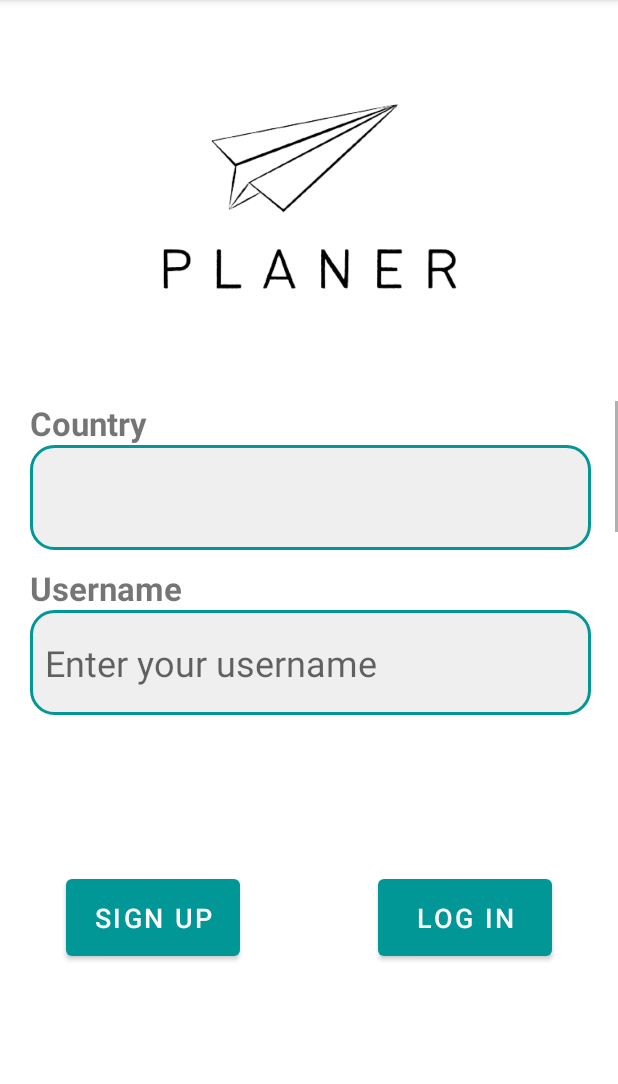
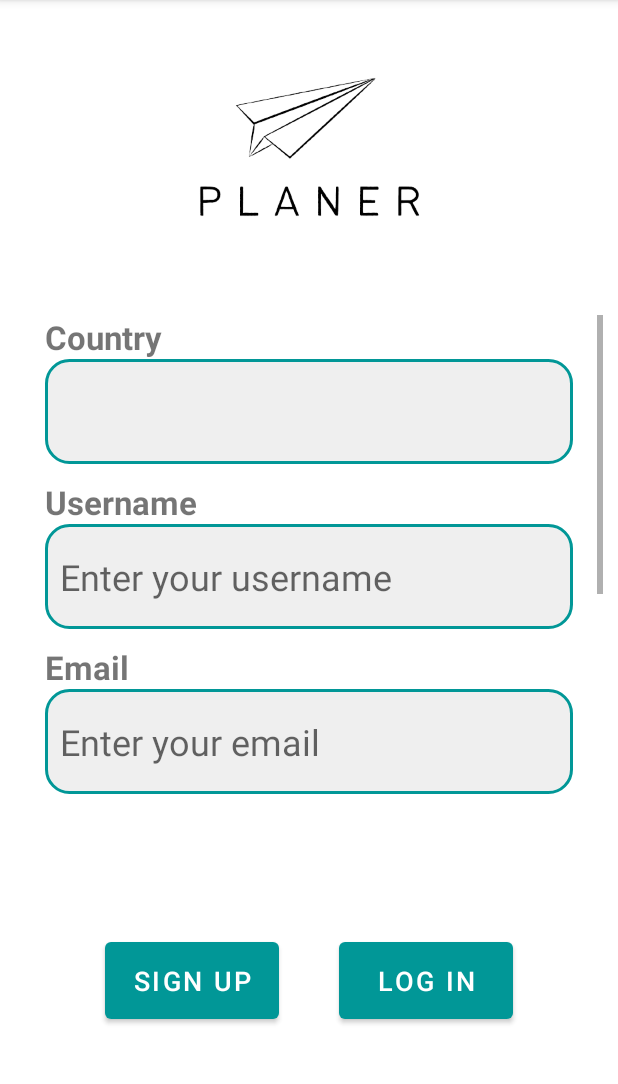
Before and after one commit to sehyun-kelly/Android-Java-Planer, an Android app: the screen it shows after launch (RegisterActivity), after a tap on "SIGN UP", on a phone screen of 412 x 824 dp, the part 84-1168 px from its top. Run offline under Robolectric (Android 15) with nearby library versions, the phone set to English and light mode, and no system bars; our stand-ins replace Firebase (no records; nobody signed in at launch, a user with empty details on screens opened directly); 1 statement that could not run was skipped.

Commit message:
Fix warnings in xml files

```diff
--- a/app/src/main/java/com/example/planer/favourite/FavouriteCountriesAdapter.java
+++ b/app/src/main/java/com/example/planer/favourite/FavouriteCountriesAdapter.java
@@ -7,7 +7,6 @@ import android.view.LayoutInflater;
 import android.view.ViewGroup;
 import android.widget.TextView;
 
-import com.example.planer.databinding.FragmentFavouriteBinding;
 import com.example.planer.databinding.FragmentFavouriteItemBinding;
 
 import java.util.ArrayList;
@@ -39,7 +38,7 @@ public class FavouriteCountriesAdapter extends RecyclerView.Adapter<FavouriteCou
         return countryList.size();
     }
 
-    public class ViewHolder extends RecyclerView.ViewHolder {
+    public static class ViewHolder extends RecyclerView.ViewHolder {
         public final TextView mContentView;
         public FavouriteCountry mItem;
 
--- a/app/src/main/res/layout/activity_main.xml
+++ b/app/src/main/res/layout/activity_main.xml
@@ -84,7 +84,6 @@
 
     <Button
         android:id="@+id/login_btn"
-        style="@style/ShapeAppearanceOverlay.Material3.Button"
         android:layout_width="116dp"
         android:layout_height="63dp"
         android:layout_marginHorizontal="20dp"
@@ -99,7 +98,6 @@
 
     <Button
         android:id="@+id/sign_up_btn"
-        style="@style/ShapeAppearanceOverlay.Material3.Button"
         android:layout_width="116dp"
         android:layout_height="63dp"
         android:layout_marginHorizontal="20dp"
--- a/app/src/main/res/layout/activity_register.xml
+++ b/app/src/main/res/layout/activity_register.xml
@@ -1,5 +1,5 @@
 <?xml version="1.0" encoding="utf-8"?>
-<androidx.constraintlayout.widget.ConstraintLayout xmlns:android="http://schemas.android.com/apk/res/android"
+<RelativeLayout xmlns:android="http://schemas.android.com/apk/res/android"
     xmlns:app="http://schemas.android.com/apk/res-auto"
     xmlns:tools="http://schemas.android.com/tools"
     android:layout_width="match_parent"
@@ -9,23 +9,20 @@
     <ImageView
         android:id="@+id/app_logo"
         android:layout_width="wrap_content"
-        android:layout_height="267dp"
+        android:layout_height="200dp"
+        android:layout_alignParentStart="true"
+        android:layout_alignParentTop="true"
         android:importantForAccessibility="no"
         android:scaleType="fitCenter"
         android:src="@drawable/planer_no_background"
-        app:layout_constraintDimensionRatio="1:1"
-        app:layout_constraintEnd_toEndOf="parent"
-        app:layout_constraintStart_toStartOf="parent"
-        app:layout_constraintTop_toTopOf="parent" />
+        app:layout_constraintDimensionRatio="1:1" />
 
     <ScrollView
         android:id="@+id/text_inputs"
-        android:layout_width="414dp"
-        android:layout_height="219dp"
-        app:layout_constraintEnd_toEndOf="parent"
-        app:layout_constraintStart_toStartOf="parent"
-        app:layout_constraintTop_toBottomOf="@+id/app_logo"
-        tools:context=".RegisterActivity">
+        android:layout_width="match_parent"
+        android:layout_height="320dp"
+        android:layout_below="@id/app_logo"
+        android:layout_margin="10dp">
 
         <LinearLayout
             android:layout_width="match_parent"
@@ -118,7 +115,7 @@
                     android:autofillHints=""
                     android:background="@drawable/input_background"
                     android:hint="@string/enter_your_email"
-                    android:inputType="text"
+                    android:inputType="textEmailAddress"
                     android:paddingHorizontal="10dp"
                     android:textSize="24sp" />
             </LinearLayout>
@@ -186,37 +183,31 @@
         </LinearLayout>
     </ScrollView>
 
+    <LinearLayout
+        android:layout_width="match_parent"
+        android:layout_height="wrap_content"
+        android:layout_below="@id/text_inputs"
+        android:layout_alignParentBottom="true"
+        android:gravity="center"
+        android:orientation="horizontal">
+
+        <Button
+            android:id="@+id/sign_up_btn"
+            android:layout_width="116dp"
+            android:layout_height="63dp"
+            android:layout_marginHorizontal="20dp"
+            android:onClick="signUp"
+            android:text="@string/sign_up"
+            android:textSize="18sp" />
 
         <Button
             android:id="@+id/login_btn"
-        style="@style/ShapeAppearanceOverlay.Material3.Button"
             android:layout_width="116dp"
             android:layout_height="63dp"
             android:layout_marginHorizontal="20dp"
-        android:layout_marginEnd="44dp"
             android:onClick="signIn"
             android:text="@string/log_in"
-        android:textSize="18sp"
-        app:layout_constraintBottom_toBottomOf="parent"
-        app:layout_constraintEnd_toEndOf="parent"
-        app:layout_constraintTop_toBottomOf="@+id/text_inputs"
-        app:layout_constraintVertical_bias="0.429" />
+            android:textSize="18sp" />
+    </LinearLayout>
 
-    <Button
-        android:id="@+id/sign_up_btn"
-        style="@style/ShapeAppearanceOverlay.Material3.Button"
-        android:layout_width="116dp"
-        android:layout_height="63dp"
-        android:layout_marginHorizontal="20dp"
-        android:layout_marginStart="44dp"
-        android:onClick="signUp"
-        android:text="@string/sign_up"
-        android:textSize="18sp"
-        app:layout_constraintBottom_toBottomOf="parent"
-        app:layout_constraintStart_toStartOf="parent"
-        app:layout_constraintTop_toBottomOf="@+id/text_inputs"
-        app:layout_constraintVertical_bias="0.429" />
-
-
-
-</androidx.constraintlayout.widget.ConstraintLayout>
+</RelativeLayout>
--- a/app/src/main/res/layout/activity_search.xml
+++ b/app/src/main/res/layout/activity_search.xml
@@ -37,6 +37,7 @@
 
     <TextView
         android:id="@+id/home_value"
+        style="?android:attr/spinnerItemStyle"
         android:layout_width="150dp"
         android:layout_height="50dp"
         android:gravity="center_vertical"
@@ -77,7 +78,9 @@
     <androidx.fragment.app.FragmentContainerView
         android:id="@+id/card_fragment"
         android:layout_width="match_parent"
-        android:layout_height="wrap_content"
+        android:layout_height="match_parent"
+        android:layout_marginBottom="2dp"
+        app:layout_constrainedHeight="true"
         app:layout_constraintBottom_toTopOf="@+id/navigation_bar"
         app:layout_constraintEnd_toEndOf="parent"
         app:layout_constraintHorizontal_bias="0.0"
```
Also changed, not shown: app/src/main/res/layout/activity_currency_converter.xml (+13 -15 lines), app/src/main/res/values/styles.xml (+7 -0 lines). Lines whose indentation alone changed are shown as unchanged.
